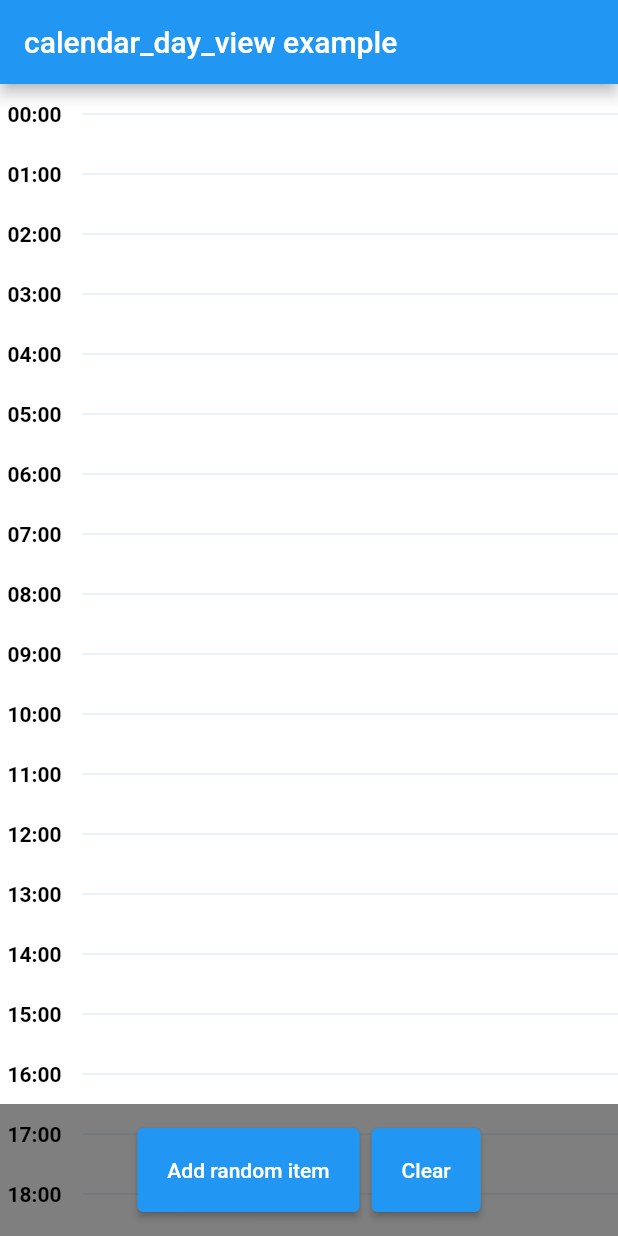
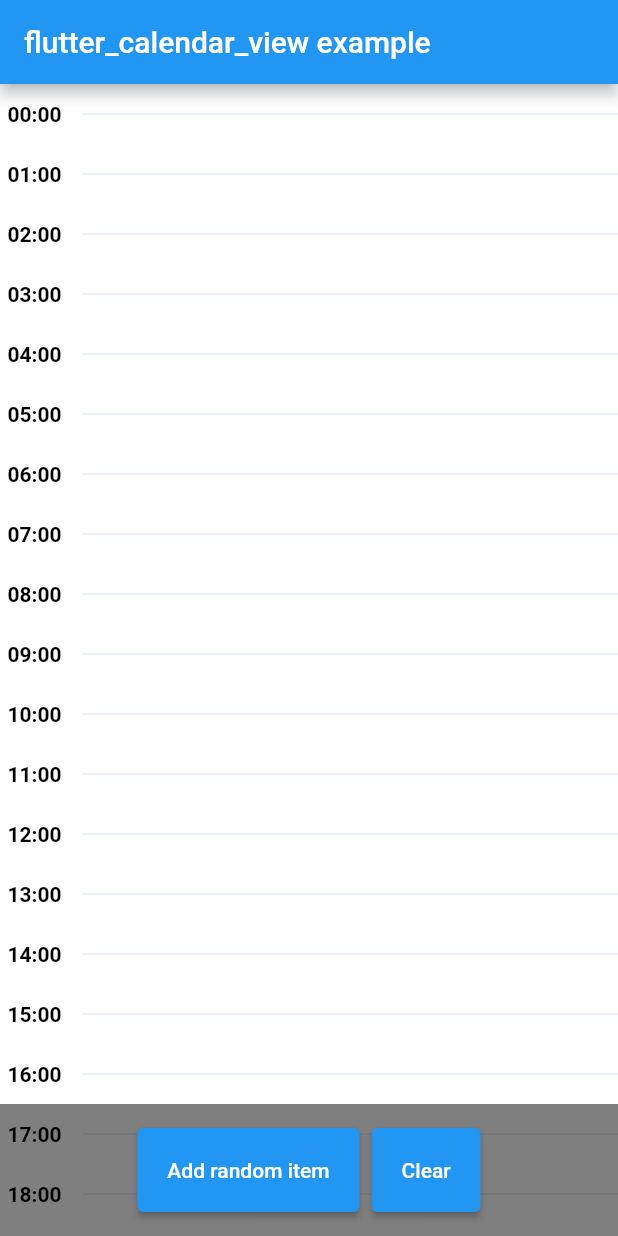
Before and after one commit to flutter-preview/appnormal-calendar_day_view, a Flutter app: the screen it shows after launch, after a tap on "Add random item", after a tap on "Clear", on a phone screen of 412 x 824 dp. Run offline on Flutter 3.47's test engine with Material 2 defaults, Android fonts, the phone set to English and light mode, and no system bars.

Commit message:
chore: rename package

```diff
--- a/example/lib/main.dart
+++ b/example/lib/main.dart
@@ -2,7 +2,7 @@ import 'dart:io';
 import 'dart:math';
 
 import 'package:flutter/material.dart';
-import 'package:calendar_day_view/calendar_day_view.dart';
+import 'package:flutter_calendar_view/flutter_calendar_view.dart';
 
 void main() {
   runApp(const MyApp());
@@ -40,13 +40,13 @@ class _MyAppState extends State<MyApp> {
     final isDesktop = Platform.isMacOS || Platform.isWindows || Platform.isLinux;
 
     return MaterialApp(
-      title: 'calendar_day_view',
+      title: 'flutter_calendar_view',
       theme: ThemeData(
         primarySwatch: Colors.blue,
       ),
       home: Scaffold(
         appBar: AppBar(
-          title: const Text('calendar_day_view example'),
+          title: const Text('flutter_calendar_view example'),
         ),
         body: Container(
           color: Colors.white,
--- a/example/pubspec.yaml
+++ b/example/pubspec.yaml
@@ -10,7 +10,7 @@ environment:
 dependencies:
   flutter:
     sdk: flutter
-  calendar_day_view:
+  flutter_calendar_view:
     path: ../
   cupertino_icons: ^1.0.2
 
--- a/lib/src/day_item_widget.dart
+++ b/lib/src/day_item_widget.dart
@@ -1,6 +1,6 @@
-import 'package:calendar_day_view/src/calendar_gesture_detector.dart';
-import 'package:calendar_day_view/src/day_view_parent_data.dart';
-import 'package:calendar_day_view/src/day_view_widget.dart';
+import 'package:flutter_calendar_view/src/calendar_gesture_detector.dart';
+import 'package:flutter_calendar_view/src/day_view_parent_data.dart';
+import 'package:flutter_calendar_view/src/day_view_widget.dart';
 import 'package:flutter/gestures.dart';
 import 'package:flutter/material.dart';
 import 'package:flutter/rendering.dart';
--- a/lib/src/day_view_parent_data.dart
+++ b/lib/src/day_view_parent_data.dart
@@ -1,4 +1,4 @@
-import 'package:calendar_day_view/calendar_day_view.dart';
+import 'package:flutter_calendar_view/flutter_calendar_view.dart';
 import 'package:flutter/rendering.dart';
 
 class DayViewWidgetParentData extends ContainerBoxParentData<RenderDayItemWidget> {
--- a/pubspec.yaml
+++ b/pubspec.yaml
@@ -1,7 +1,7 @@
-name: calendar_day_view
+name: flutter_calendar_view
 description: A package that provides a customizable day view calendar widget.
 version: 0.0.1
-homepage:
+homepage: https://github.com/appnormal/flutter_calendar_view
 
 environment:
   sdk: '>=2.19.2 <3.0.0'
```
Also changed, not shown: lib/src/day_view_widget.dart (+5 -4 lines), example/pubspec.lock, lib/flutter_calendar_view.dart (renamed from lib/calendar_day_view.dart), 4 other files.
